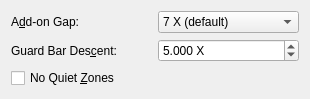
This is frontend_qt/grpUPCEAN.ui in zint/zint as Qt 5 draws it before an edit. The edited form follows.
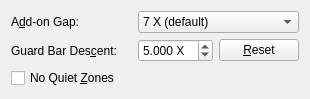
This is the edited form.

Patch:
```diff
--- a/frontend_qt/grpUPCEAN.ui
+++ b/frontend_qt/grpUPCEAN.ui
@@ -99,6 +99,8 @@
       </widget>
      </item>
      <item row="1" column="1">
+      <layout class="QHBoxLayout" name="horzLayoutUPCEANGuardDescent">
+	   <item>
       <widget class="QDoubleSpinBox" name="spnUPCEANGuardDescent">
        <property name="toolTip">
         <string>Height in X-dimensions that the guard bars
@@ -130,7 +132,38 @@
        <property name="accelerated">
         <bool>true</bool>
        </property>
-      </widget>
+         <property name="sizePolicy">
+          <sizepolicy hsizetype="Minimum" vsizetype="Fixed">
+           <horstretch>2</horstretch>
+           <verstretch>0</verstretch>
+          </sizepolicy>
+         </property>
+        </widget>
+       </item>
+       <item>
+        <widget class="QPushButton" name="btnUPCEANGuardReset">
+         <property name="toolTip">
+          <string>Reset guard bars descent height
+to default 5X</string>
+         </property>
+         <property name="text">
+          <string>&amp;Reset</string>
+         </property>
+         <property name="sizePolicy">
+          <sizepolicy hsizetype="Preferred" vsizetype="Fixed">
+           <horstretch>1</horstretch>
+           <verstretch>0</verstretch>
+          </sizepolicy>
+         </property>
+         <property name="sizeHint" stdset="0">
+          <size>
+           <width>40</width>
+           <height>20</height>
+          </size>
+         </property>
+        </widget>
+       </item>
+      </layout>
      </item>
     </layout>
    </item>
```
Left out of the diff: 6 changed lines with no effect on the pictures. Lines whose indentation alone changed are shown as unchanged.
